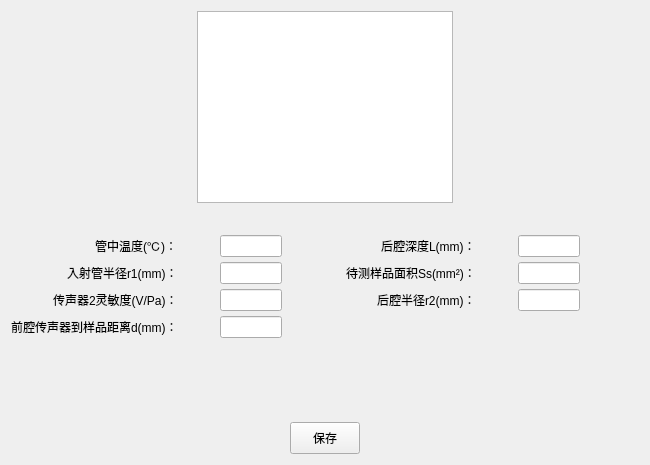
zhouyichen01/HoleMembraneTestV2, file resources/ui/imp_tube_params_setting.ui: the form before one commit.
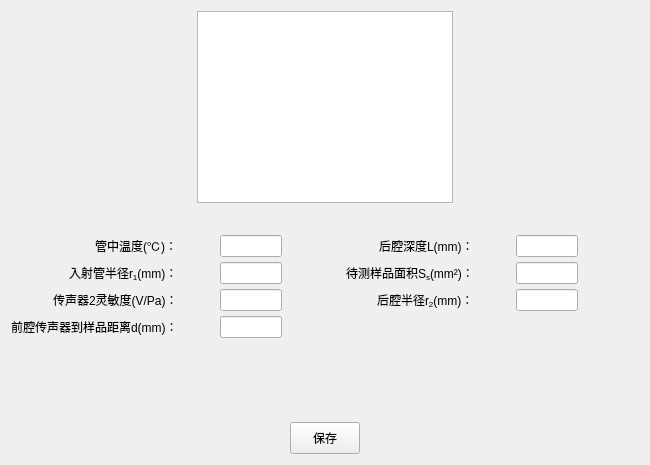
The form after the commit.

Commit message: 改参数下标记

What changed in the file:
```diff
--- a/resources/ui/imp_tube_params_setting.ui
+++ b/resources/ui/imp_tube_params_setting.ui
@@ -30,7 +30,7 @@
        <property name="verticalSpacing"><number>5</number></property>
        <item row="0" column="0"><widget class="QLabel" name="tube_temperature_label"><property name="text"><string>管中温度(℃)：</string></property></widget></item>
        <item row="0" column="1"><widget class="QLineEdit" name="tube_temperature_value"><property name="maximumSize"><size><width>62</width><height>16777215</height></size></property><property name="alignment"><set>Qt::AlignCenter</set></property></widget></item>
-       <item row="1" column="0"><widget class="QLabel" name="incident_tube_radius_label"><property name="text"><string>入射管半径r1(mm)：</string></property></widget></item>
+       <item row="1" column="0"><widget class="QLabel" name="incident_tube_radius_label"><property name="text"><string>入射管半径r&lt;sub&gt;1&lt;/sub&gt;(mm)：</string></property></widget></item>
        <item row="1" column="1"><widget class="QLineEdit" name="incident_tube_radius_value"><property name="maximumSize"><size><width>62</width><height>16777215</height></size></property><property name="alignment"><set>Qt::AlignCenter</set></property></widget></item>
        <item row="2" column="0"><widget class="QLabel" name="rear_mic_sensitivity_label"><property name="text"><string>传声器2灵敏度(V/Pa)：</string></property></widget></item>
        <item row="2" column="1"><widget class="QLineEdit" name="rear_mic_sensitivity_value"><property name="maximumSize"><size><width>62</width><height>16777215</height></size></property><property name="alignment"><set>Qt::AlignCenter</set></property></widget></item>
@@ -45,9 +45,9 @@
        <property name="verticalSpacing"><number>5</number></property>
        <item row="0" column="0"><widget class="QLabel" name="back_cavity_depth_label"><property name="text"><string>后腔深度L(mm)：</string></property></widget></item>
        <item row="0" column="1"><widget class="QLineEdit" name="back_cavity_depth_value"><property name="maximumSize"><size><width>62</width><height>16777215</height></size></property><property name="alignment"><set>Qt::AlignCenter</set></property></widget></item>
-       <item row="1" column="0"><widget class="QLabel" name="sample_area_label"><property name="text"><string>待测样品面积Ss(mm²)：</string></property></widget></item>
+       <item row="1" column="0"><widget class="QLabel" name="sample_area_label"><property name="text"><string>待测样品面积S&lt;sub&gt;s&lt;/sub&gt;(mm²)：</string></property></widget></item>
        <item row="1" column="1"><widget class="QLineEdit" name="sample_area_value"><property name="maximumSize"><size><width>62</width><height>16777215</height></size></property><property name="alignment"><set>Qt::AlignCenter</set></property></widget></item>
-       <item row="2" column="0"><widget class="QLabel" name="back_cavity_radius_label"><property name="text"><string>后腔半径r2(mm)：</string></property></widget></item>
+       <item row="2" column="0"><widget class="QLabel" name="back_cavity_radius_label"><property name="text"><string>后腔半径r&lt;sub&gt;2&lt;/sub&gt;(mm)：</string></property></widget></item>
        <item row="2" column="1"><widget class="QLineEdit" name="back_cavity_radius_value"><property name="maximumSize"><size><width>62</width><height>16777215</height></size></property><property name="alignment"><set>Qt::AlignCenter</set></property></widget></item>
       </layout>
      </item>
```
The commit also changes 1 other file.
